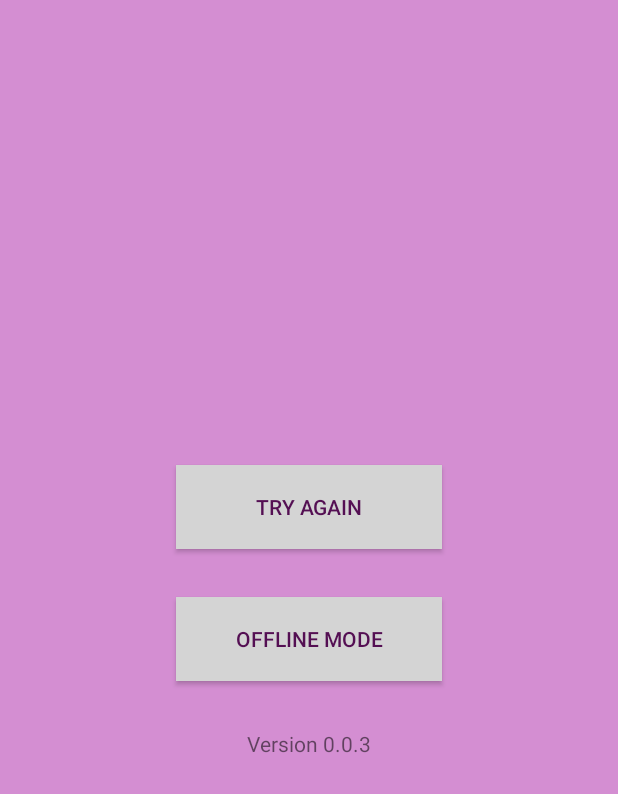
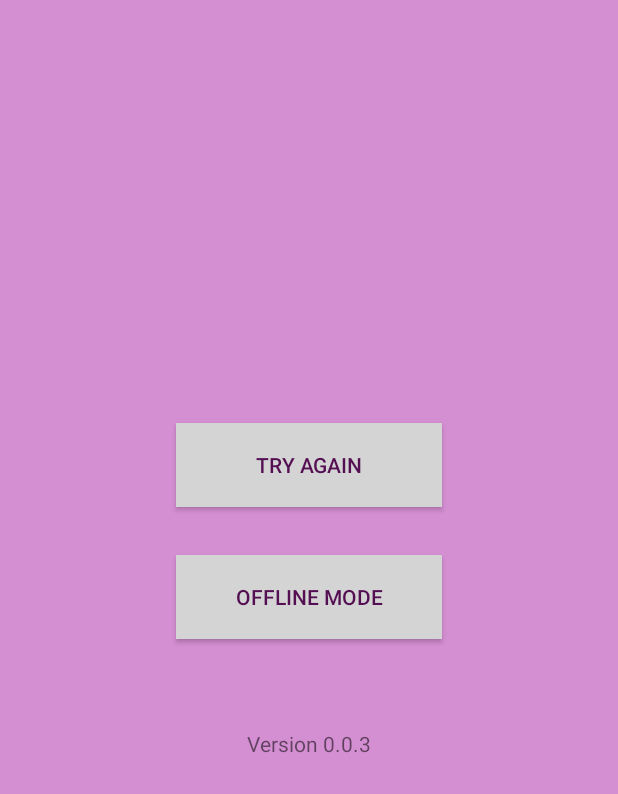
Before and after one commit to Evgeny268/Educarea-Android, an Android app: the screen it shows after launch (MainActivity), on a phone screen of 412 x 824 dp, the part 442-1236 px from its top. Run offline under Robolectric (Android 15) with nearby library versions, the phone set to English and light mode, and no system bars; libraries missing offline, so code that uses them is left out: org.java_websocket.client, org.java_websocket.handshake; 2 statements that could not run were skipped.

Commit message:
move up offline mode button

```diff
--- a/app/src/main/res/layout/activity_main.xml
+++ b/app/src/main/res/layout/activity_main.xml
@@ -57,7 +57,7 @@
         android:id="@+id/buttonEnableOffline"
         android:layout_width="177dp"
         android:layout_height="56dp"
-        android:layout_marginBottom="32dp"
+        android:layout_marginBottom="60dp"
         android:background="@color/nearWhite"
         android:enabled="false"
         android:onClick="onClickOffline"
```
